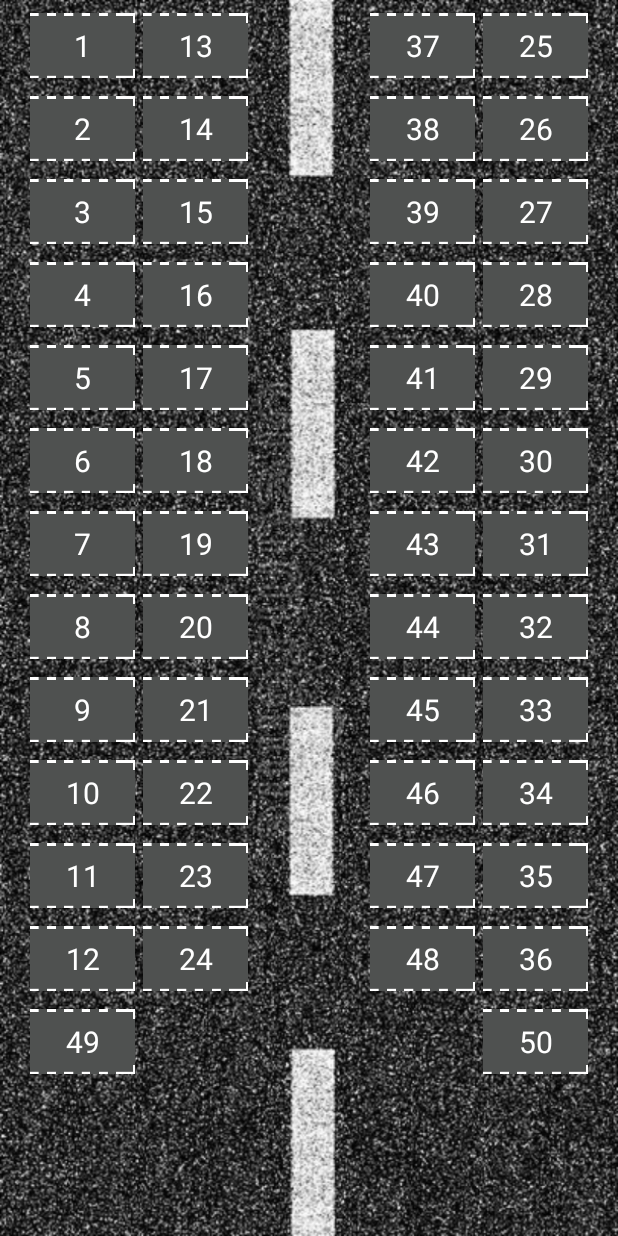
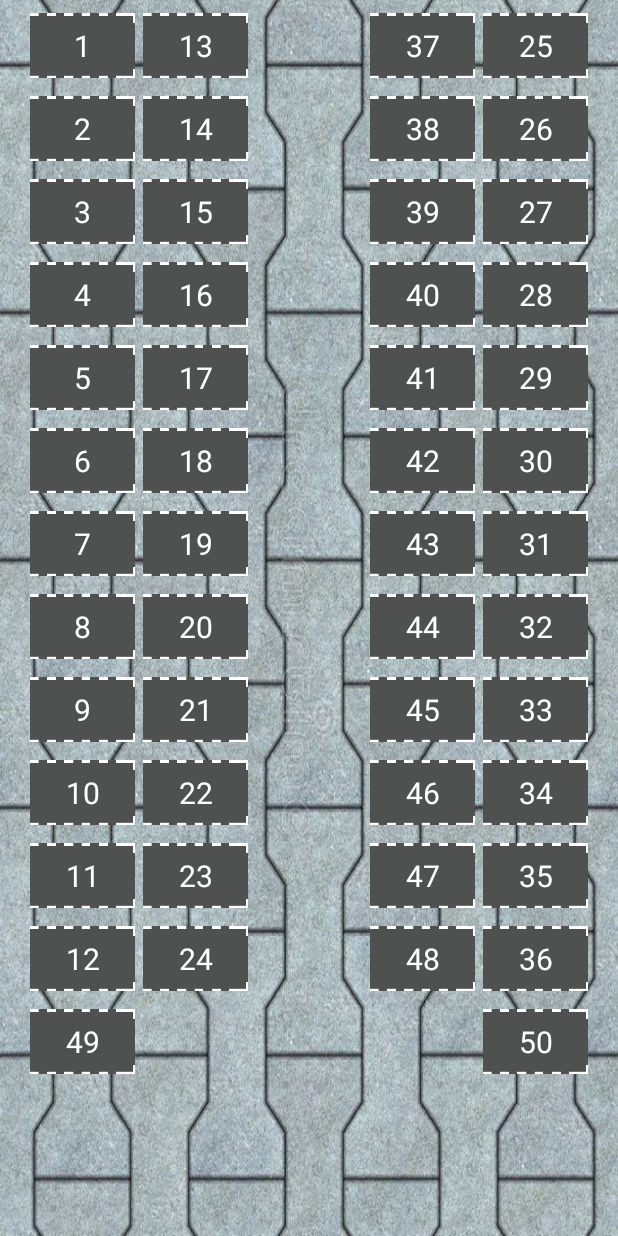
Before and after one commit to Manu200162/TicFinal, an Android app: the layout activity_main.xml on its own in the app's theme, with its tools: preview values and no code run, on a phone screen of 412 x 824 dp. Run offline under Robolectric (Android 15) with nearby library versions, the phone set to English and light mode, and no system bars.

Commit message:
random cars

```diff
--- a/app/src/main/res/layout/activity_main.xml
+++ b/app/src/main/res/layout/activity_main.xml
@@ -4,7 +4,7 @@
     xmlns:tools="http://schemas.android.com/tools"
     android:layout_width="match_parent"
     android:layout_height="match_parent"
-    android:background="@drawable/highway"
+    android:background="@drawable/highway2"
     tools:context=".MainActivity">
 
 
```
Also changed, not shown: app/src/main/res/drawable/highway2.jpg (added).
